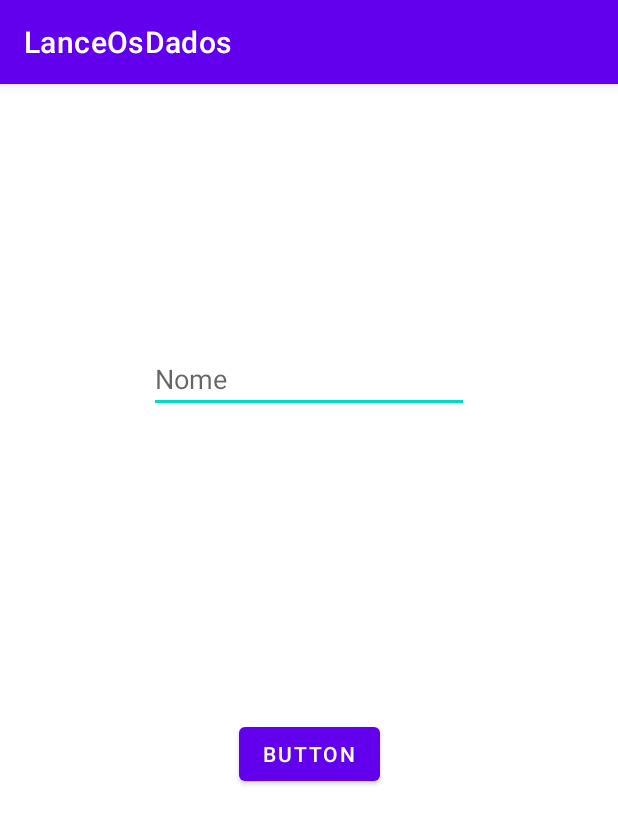
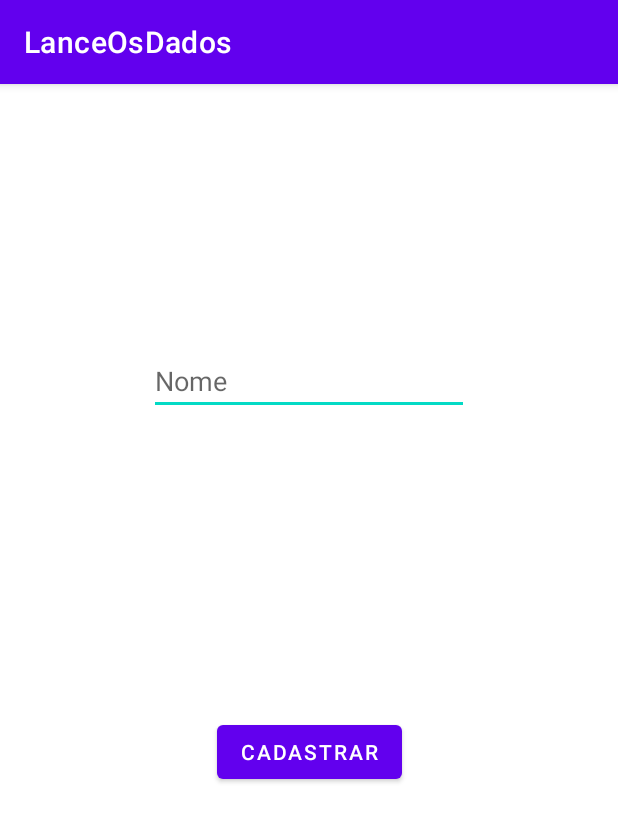
Before and after one commit to bruunos/Dev_venture, an Android app: the screen it shows after launch (CadastroActivity before the commit, MainActivity after it), on a phone screen of 412 x 824 dp. Shown: the top 824 px of the screen. Run offline under Robolectric (Android 15) with nearby library versions, the phone set to English and light mode, and no system bars.

Commit message:
refatorando activities com adição de fragments

```diff
--- a/app/build.gradle
+++ b/app/build.gradle
@@ -30,6 +30,9 @@ android {
     kotlinOptions {
         jvmTarget = '1.8'
     }
+    buildFeatures {
+        viewBinding true
+    }
 }
 
 dependencies {
@@ -39,6 +42,9 @@ dependencies {
     implementation 'androidx.appcompat:appcompat:1.3.0'
     implementation 'com.google.android.material:material:1.3.0'
     implementation 'androidx.constraintlayout:constraintlayout:2.0.4'
+    implementation 'androidx.legacy:legacy-support-v4:1.0.0'
+    implementation 'androidx.navigation:navigation-fragment-ktx:2.3.5'
+    implementation 'androidx.navigation:navigation-ui-ktx:2.3.5'
     testImplementation 'junit:junit:4.+'
     androidTestImplementation 'androidx.test.ext:junit:1.1.2'
     androidTestImplementation 'androidx.test.espresso:espresso-core:3.3.0'
--- a/app/src/main/AndroidManifest.xml
+++ b/app/src/main/AndroidManifest.xml
@@ -9,16 +9,14 @@
         android:roundIcon="@mipmap/ic_launcher_round"
         android:supportsRtl="true"
         android:theme="@style/Theme.LanceOsDados">
-        <activity android:name=".CadastroActivity">
+
+        <activity android:name=".MainActivity">
             <intent-filter>
                 <action android:name="android.intent.action.MAIN" />
 
                 <category android:name="android.intent.category.LAUNCHER" />
             </intent-filter>
         </activity>
-        <activity android:name=".MainActivity">
-
-        </activity>
     </application>
 
 </manifest>
--- a/app/src/main/java/com/devventure/lanceosdados/CadastroActivity.kt
+++ /dev/null
@@ -1,31 +0,0 @@
-package com.devventure.lanceosdados
-
-import android.content.Intent
-import androidx.appcompat.app.AppCompatActivity
-import android.os.Bundle
-import android.widget.Button
-import android.widget.EditText
-
-class CadastroActivity : AppCompatActivity() {
-    override fun onCreate(savedInstanceState: Bundle?) {
-        super.onCreate(savedInstanceState)
-        setContentView(R.layout.activity_cadastro)
-
-        val playerName = findViewById<EditText>(R.id.playerName)
-        val btn = findViewById<Button>(R.id.botao_cadastrar)
-
-        btn.setOnClickListener{
-            val player = playerName.text.toString()
-            val intent = Intent(this, MainActivity::class.java)
-            intent.putExtra("playerName", player)
-            startActivity(intent)
-        }
-
-
-
-
-
-
-
-    }
-}
--- /dev/null
+++ b/app/src/main/java/com/devventure/lanceosdados/CadastroFragment.kt
@@ -0,0 +1,38 @@
+package com.devventure.lanceosdados
+
+import android.os.Bundle
+import androidx.fragment.app.Fragment
+import android.view.LayoutInflater
+import android.view.View
+import android.view.ViewGroup
+import com.devventure.lanceosdados.databinding.FragmentCadastroBinding
+
+
+class CadastroFragment : Fragment() {
+    private var binding: FragmentCadastroBinding? = null
+
+    override fun onCreate(savedInstanceState: Bundle?) {
+        super.onCreate(savedInstanceState)
+
+    }
+
+    override fun onCreateView(
+        inflater: LayoutInflater, container: ViewGroup?,
+        savedInstanceState: Bundle?
+    ): View? {
+
+        binding = FragmentCadastroBinding.inflate(inflater, container, false)
+        val playerName = binding?.playerName
+        val btn = binding?.botaoCadastrar
+
+        btn?.setOnClickListener{
+            val player = playerName?.text.toString()
+        }
+        return binding?.root
+
+    }
+
+
+
+
+}
--- a/app/src/main/res/layout/activity_main.xml
+++ b/app/src/main/res/layout/activity_main.xml
@@ -7,66 +7,19 @@
     tools:context=".MainActivity">
 
 
-    <Button
-        android:id="@+id/botao_gerar"
-        android:layout_width="wrap_content"
-        android:layout_height="wrap_content"
-        android:layout_marginEnd="119dp"
-        android:layout_marginBottom="236dp"
-        android:text="@string/gerarNumero"
-        android:backgroundTint="@color/color_state"
+    <androidx.fragment.app.FragmentContainerView
+        android:id="@+id/fragmentContainerView"
+        android:name="androidx.navigation.fragment.NavHostFragment"
+        android:layout_width="0dp"
+        android:layout_height="0dp"
+        android:layout_marginStart="1dp"
+        android:layout_marginTop="1dp"
+        android:layout_marginEnd="1dp"
+        android:layout_marginBottom="1dp"
+        app:defaultNavHost="true"
         app:layout_constraintBottom_toBottomOf="parent"
         app:layout_constraintEnd_toEndOf="parent"
-        app:layout_constraintTop_toBottomOf="@+id/dado_1" />
-
-    <ImageView
-        android:id="@+id/dado_1"
-        android:layout_width="0dp"
-        android:layout_height="0dp"
-        android:layout_marginStart="28dp"
-        android:layout_marginTop="190dp"
-        android:layout_marginEnd="38dp"
-        android:layout_marginBottom="95dp"
-        app:layout_constraintBottom_toTopOf="@+id/botao_gerar"
-        app:layout_constraintEnd_toStartOf="@+id/dado_2"
         app:layout_constraintStart_toStartOf="parent"
         app:layout_constraintTop_toTopOf="parent"
-        app:srcCompat="@drawable/dice_6" />
-
-    <ImageView
-        android:id="@+id/dado_2"
-        android:layout_width="0dp"
-        android:layout_height="0dp"
-        android:layout_marginTop="190dp"
-        android:layout_marginEnd="25dp"
-        android:layout_marginBottom="95dp"
-        app:layout_constraintBottom_toTopOf="@+id/botao_gerar"
-        app:layout_constraintEnd_toEndOf="parent"
-        app:layout_constraintStart_toEndOf="@+id/dado_1"
-        app:layout_constraintTop_toTopOf="parent"
-        app:srcCompat="@drawable/dice_3" />
-
-    <TextView
-        android:id="@+id/welcomeMsg"
-        android:layout_width="wrap_content"
-        android:layout_height="wrap_content"
-        android:layout_marginTop="64dp"
-        android:text="@string/welcomeMsg"
-        app:layout_constraintEnd_toEndOf="parent"
-        app:layout_constraintHorizontal_bias="0.498"
-        app:layout_constraintStart_toStartOf="parent"
-        app:layout_constraintTop_toTopOf="parent" />
-
-    <com.google.android.material.floatingactionbutton.FloatingActionButton
-        android:id="@+id/ShareButton"
-        android:layout_width="wrap_content"
-        android:layout_height="wrap_content"
-        android:layout_marginBottom="44dp"
-        android:clickable="true"
-        app:layout_constraintBottom_toBottomOf="parent"
-        app:layout_constraintEnd_toEndOf="parent"
-        app:layout_constraintHorizontal_bias="0.46"
-        app:layout_constraintStart_toEndOf="@+id/botao_gerar"
-        app:srcCompat="@android:drawable/ic_menu_share" />
-
+        app:navGraph="@navigation/navgraph" />
 </androidx.constraintlayout.widget.ConstraintLayout>
--- a/app/src/main/res/layout/activity_cadastro.xml
+++ b/app/src/main/res/layout/fragment_cadastro.xml
@@ -1,17 +1,18 @@
 <?xml version="1.0" encoding="utf-8"?>
-<androidx.constraintlayout.widget.ConstraintLayout xmlns:android="http://schemas.android.com/apk/res/android"
+<androidx.constraintlayout.widget.ConstraintLayout
+    xmlns:android="http://schemas.android.com/apk/res/android"
     xmlns:app="http://schemas.android.com/apk/res-auto"
     xmlns:tools="http://schemas.android.com/tools"
     android:layout_width="match_parent"
     android:layout_height="match_parent"
-    tools:context=".CadastroActivity">
+    tools:context=".CadastroFragment">
 
     <Button
         android:id="@+id/botao_cadastrar"
         android:layout_width="wrap_content"
         android:layout_height="wrap_content"
         android:layout_marginBottom="297dp"
-        android:text="Button"
+        android:text="@string/cadastrar"
         app:layout_constraintBottom_toBottomOf="parent"
         app:layout_constraintEnd_toEndOf="parent"
         app:layout_constraintStart_toStartOf="parent" />
@@ -27,4 +28,5 @@
         app:layout_constraintEnd_toEndOf="parent"
         app:layout_constraintStart_toStartOf="parent"
         app:layout_constraintTop_toTopOf="parent" />
+
 </androidx.constraintlayout.widget.ConstraintLayout>
--- /dev/null
+++ b/app/src/main/res/navigation/navgraph.xml
@@ -0,0 +1,18 @@
+<?xml version="1.0" encoding="utf-8"?>
+<navigation xmlns:android="http://schemas.android.com/apk/res/android"
+    xmlns:app="http://schemas.android.com/apk/res-auto"
+    xmlns:tools="http://schemas.android.com/tools"
+    android:id="@+id/navgraph"
+    app:startDestination="@id/cadastroFragment">
+
+    <fragment
+        android:id="@+id/cadastroFragment"
+        android:name="com.devventure.lanceosdados.CadastroFragment"
+        android:label="fragment_cadastro"
+        tools:layout="@layout/fragment_cadastro" />
+    <fragment
+        android:id="@+id/lanceOsDadosFragment"
+        android:name="com.devventure.lanceosdados.LanceOsDadosFragment"
+        android:label="fragment_lance_os_dados"
+        tools:layout="@layout/fragment_lance_os_dados" />
+</navigation>
--- a/app/src/main/res/values/strings.xml
+++ b/app/src/main/res/values/strings.xml
@@ -5,5 +5,8 @@
     <string name="gerarNumero">Gerar número</string>
     <string name="welcomeMsg">Boas vindas</string>
     <string name="dica">Nome</string>
+    <string name="cadastrar">Cadastrar</string>
+    <!-- TODO: Remove or change this placeholder text -->
+    <string name="hello_blank_fragment">Hello blank fragment</string>
 
 </resources>
```
Also changed, not shown: app/src/main/java/com/devventure/lanceosdados/LanceOsDadosFragment.kt (added, +59 -0 lines), app/src/main/java/com/devventure/lanceosdados/MainActivity.kt (+1 -37 lines), app/src/main/res/layout/fragment_lance_os_dados.xml (added, +73 -0 lines).
